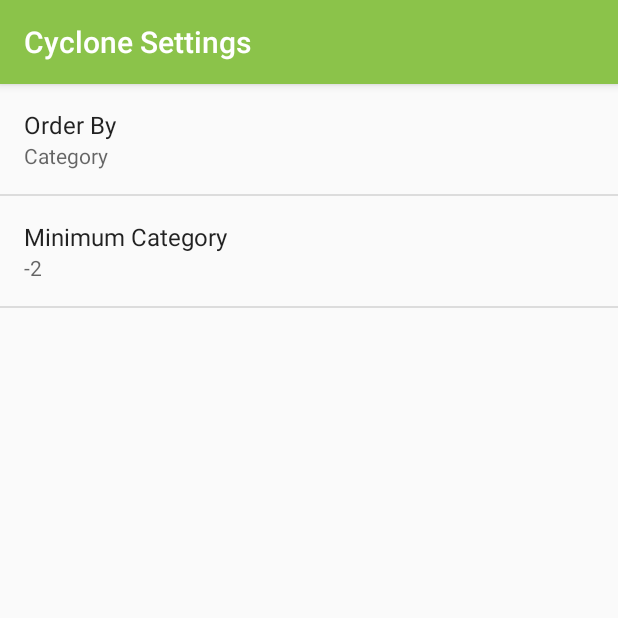
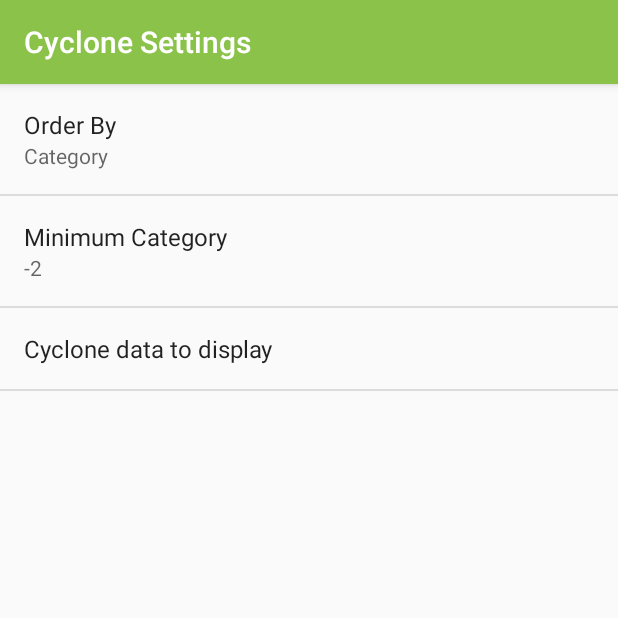
Before and after one commit to Chknbone/cycloops, an Android app: the MenuSettingsActivity screen opened directly, with no data from a screen before it, on a phone screen of 412 x 824 dp, the top half of it. Run offline under Robolectric (Android 15) with nearby library versions, the phone set to English and light mode, and no system bars.

Commit message:
Add menu/setting item to Actionbar menu
Allowing user to choose to show live Cyclone data or Example data

```diff
--- a/app/src/main/res/values/arrays.xml
+++ b/app/src/main/res/values/arrays.xml
@@ -9,4 +9,15 @@
         <item>@string/settings_order_by_category_value</item>
         <item>@string/settings_order_by_most_recent_value</item>
     </string-array>
+
+    <string-array name="settings_data_displayed_labels">
+        <item>@string/settings_live_data_label</item>
+        <item>@string/settings_example_data_label</item>
+    </string-array>
+
+    <string-array name="settings_data_displayed_values">
+        <item>@string/settings_live_data_value</item>
+        <item>@string/settings_example_data_value</item>
+    </string-array>
+
 </resources>
--- a/app/src/main/res/values/strings.xml
+++ b/app/src/main/res/values/strings.xml
@@ -16,15 +16,20 @@
     <!-- Settings Activity Title [CHAR LIMIT=NONE] -->
     <string name="settings_title">Cyclone Settings</string>
 
+    <!-- Strings For Order-By Preference [CHAR LIMIT=30] -->
+    <string name="settings_order_by_label">Order By</string>
+    <string name="settings_order_by_key" translatable="false">order_by</string>
+    <string name="settings_order_by_default" translatable="false">@string/settings_order_by_category_value</string>
+
     <!-- Strings For Minimum Category Preference [CHAR LIMIT=30] -->
     <string name="settings_min_category_label">Minimum Category</string>
     <string name="settings_min_category_key" translatable="false">min_category</string>
     <string name="settings_min_category_default" translatable="false">-2</string>
 
-    <!-- Strings For Order-By Preference [CHAR LIMIT=30] -->
-    <string name="settings_order_by_label">Order By</string>
-    <string name="settings_order_by_key" translatable="false">order_by</string>
-    <string name="settings_order_by_default" translatable="false">@string/settings_order_by_category_value</string>
+    <!-- Strings For Cyclone data type to display Preference [CHAR LIMIT=30] -->
+    <string name="settings_cyclone_data_label">Cyclone data to display</string>
+    <string name="settings_cyclone_data_key" translatable="false">display_type</string>
+    <string name="settings_cyclone_data_default" translatable="false">@string/settings_live_data_value</string>
 
     <!-- Label for order-by category option [CHAR LIMIT=20] -->
     <string name="settings_order_by_category_label">Category</string>
@@ -33,4 +38,14 @@
     <!-- Label for order-by most recent option [CHAR LIMIT=20] -->
     <string name="settings_order_by_most_recent_label">Most Recent</string>
     <string name="settings_order_by_most_recent_value" translatable="false">time</string>
+
+    <!--Fixme: get these values to show up in menu item -->
+    <!-- Label for live Cyclone data [CHAR LIMIT=20] -->
+    <string name="settings_live_data_label">Live cyclone data</string>
+    <string name="settings_live_data_value" translatable="false">Live</string>
+
+    <!-- Label for example Cyclone data [CHAR LIMIT=20] -->
+    <string name="settings_example_data_label">Example cyclone data</string>
+    <string name="settings_example_data_value" translatable="false">Example</string>
+
 </resources>
--- a/app/src/main/res/xml/settings_main.xml
+++ b/app/src/main/res/xml/settings_main.xml
@@ -8,13 +8,21 @@
         android:entries="@array/settings_order_by_labels"
         android:entryValues="@array/settings_order_by_values"
         android:key="@string/settings_order_by_key"
-        android:title="@string/settings_order_by_label" />
+        android:title="@string/settings_order_by_label"/>
 
     <EditTextPreference
         android:defaultValue="@string/settings_min_category_default"
         android:inputType="numberDecimal"
         android:key="@string/settings_min_category_key"
         android:selectAllOnFocus="true"
-        android:title="@string/settings_min_category_label" />
+        android:title="@string/settings_min_category_label"/>
+
+    <ListPreference
+        android:defaultValue="@string/settings_cyclone_data_default"
+        android:entries="@array/settings_data_displayed_labels"
+        android:entryValues="@array/settings_data_displayed_values"
+        android:key="@string/settings_cyclone_data_key"
+        android:title="@string/settings_cyclone_data_label"
+        />
 
 </PreferenceScreen>
```
